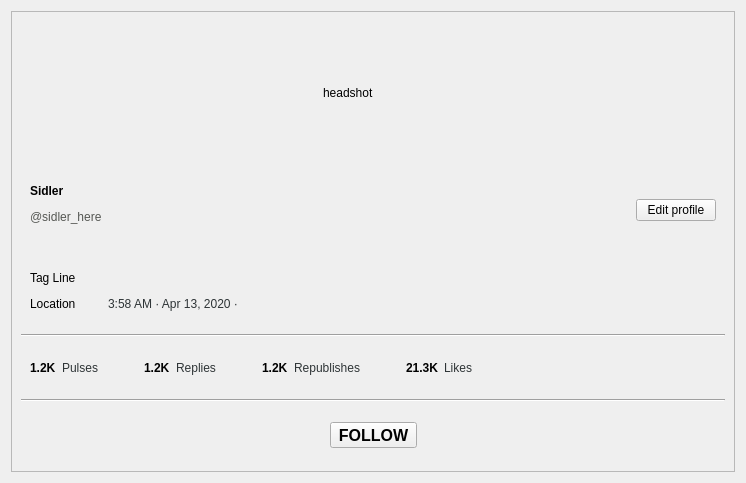
Old version of the form retroshare/retroshare-gui/src/gui/TheWire/PulseViewGroup.ui in the repository samuel-asleep/RetroShare-full.
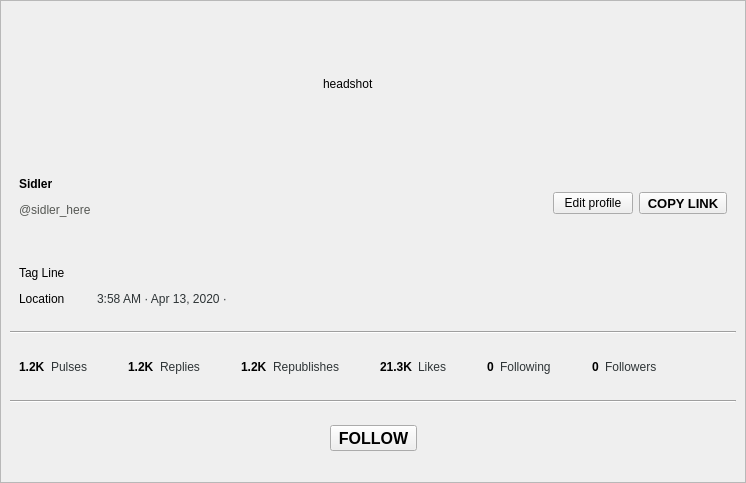
New version of the form. Icons and pictures are not drawn. Custom widgets are drawn as their Qt base class.

Patch:
```diff
--- a/retroshare/retroshare-gui/src/gui/TheWire/PulseViewGroup.ui
+++ b/retroshare/retroshare-gui/src/gui/TheWire/PulseViewGroup.ui
@@ -25,6 +25,18 @@
    <string notr="true"/>
   </property>
   <layout class="QVBoxLayout" name="PulseViewGroup_VL">
+   <property name="leftMargin">
+    <number>0</number>
+   </property>
+   <property name="topMargin">
+    <number>0</number>
+   </property>
+   <property name="rightMargin">
+    <number>0</number>
+   </property>
+   <property name="bottomMargin">
+    <number>0</number>
+   </property>
    <item>
     <widget class="QFrame" name="plainFrame">
      <property name="sizePolicy">
@@ -210,6 +222,27 @@
            </property>
           </widget>
          </item>
+         <item row="0" column="3" rowspan="3">
+          <widget class="QToolButton" name="toolButton_copyProfileLink">
+           <property name="font">
+            <font>
+             <pointsize>10</pointsize>
+             <weight>75</weight>
+             <bold>true</bold>
+            </font>
+           </property>
+           <property name="text">
+            <string>COPY LINK</string>
+           </property>
+           <property name="icon">
+            <iconset resource="TheWire_images.qrc">
+             <normaloff>:/images/link.svg</normaloff>:/images/link.svg</iconset>
+           </property>
+           <property name="toolButtonStyle">
+            <enum>Qt::ToolButtonTextBesideIcon</enum>
+           </property>
+          </widget>
+         </item>
         </layout>
        </widget>
       </item>
@@ -481,6 +514,74 @@
            </item>
           </layout>
          </item>
+         <item>
+          <layout class="QHBoxLayout" name="extra_following_HL">
+           <item>
+            <widget class="QLabel" name="label_extra_following">
+             <property name="text">
+              <string>&lt;html&gt;&lt;head/&gt;&lt;body&gt;&lt;p&gt;&lt;span style=&quot; font-weight:600;&quot;&gt;0&lt;/span&gt;&lt;/p&gt;&lt;/body&gt;&lt;/html&gt;</string>
+             </property>
+            </widget>
+           </item>
+           <item>
+            <widget class="QLabel" name="extra_following_Label">
+             <property name="text">
+              <string>&lt;html&gt;&lt;head/&gt;&lt;body&gt;&lt;p&gt;&lt;span style=&quot; color:#2e3436;&quot;&gt;Following&lt;/span&gt;&lt;/p&gt;&lt;/body&gt;&lt;/html&gt;</string>
+             </property>
+            </widget>
+           </item>
+           <item>
+            <spacer name="extra_following_HSpacer">
+             <property name="orientation">
+              <enum>Qt::Horizontal</enum>
+             </property>
+             <property name="sizeType">
+              <enum>QSizePolicy::Preferred</enum>
+             </property>
+             <property name="sizeHint" stdset="0">
+              <size>
+               <width>40</width>
+               <height>20</height>
+              </size>
+             </property>
+            </spacer>
+           </item>
+          </layout>
+         </item>
+         <item>
+          <layout class="QHBoxLayout" name="extra_followers_HL">
+           <item>
+            <widget class="QLabel" name="label_extra_followers">
+             <property name="text">
+              <string>&lt;html&gt;&lt;head/&gt;&lt;body&gt;&lt;p&gt;&lt;span style=&quot; font-weight:600;&quot;&gt;0&lt;/span&gt;&lt;/p&gt;&lt;/body&gt;&lt;/html&gt;</string>
+             </property>
+            </widget>
+           </item>
+           <item>
+            <widget class="QLabel" name="extra_followers_Label">
+             <property name="text">
+              <string>&lt;html&gt;&lt;head/&gt;&lt;body&gt;&lt;p&gt;&lt;span style=&quot; color:#2e3436;&quot;&gt;Followers&lt;/span&gt;&lt;/p&gt;&lt;/body&gt;&lt;/html&gt;</string>
+             </property>
+            </widget>
+           </item>
+           <item>
+            <spacer name="extra_followers_HSpacer">
+             <property name="orientation">
+              <enum>Qt::Horizontal</enum>
+             </property>
+             <property name="sizeType">
+              <enum>QSizePolicy::Preferred</enum>
+             </property>
+             <property name="sizeHint" stdset="0">
+              <size>
+               <width>40</width>
+               <height>20</height>
+              </size>
+             </property>
+            </spacer>
+           </item>
+          </layout>
+         </item>
          <item>
           <spacer name="widget_replies_HSpacer">
            <property name="orientation">
```
